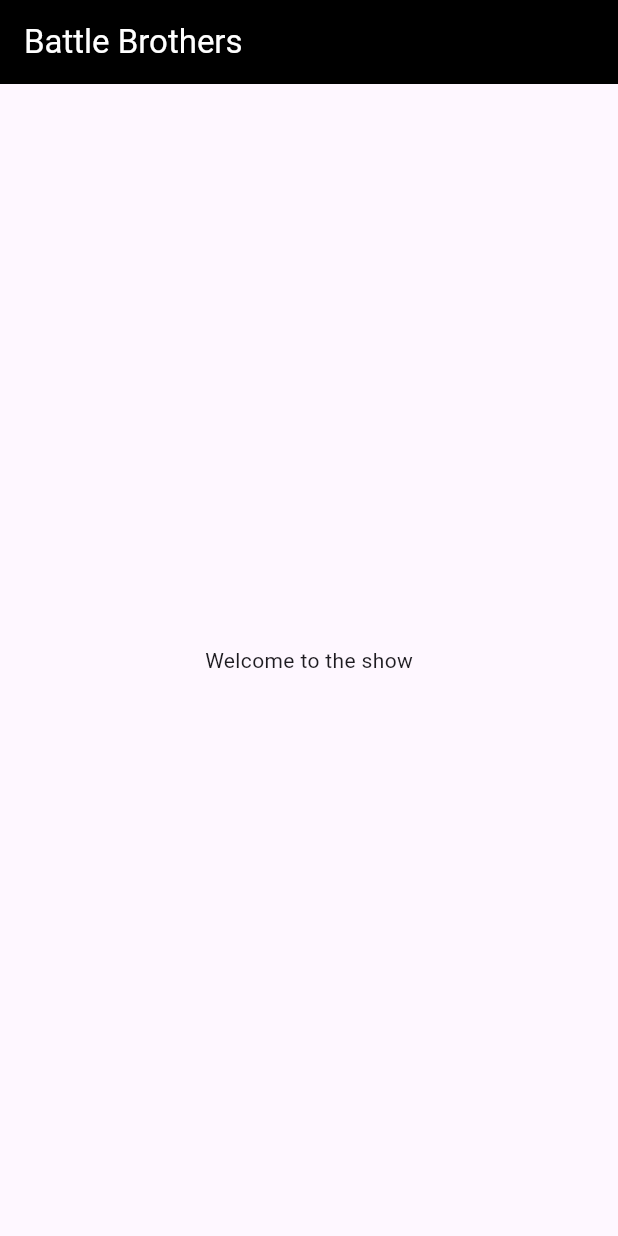
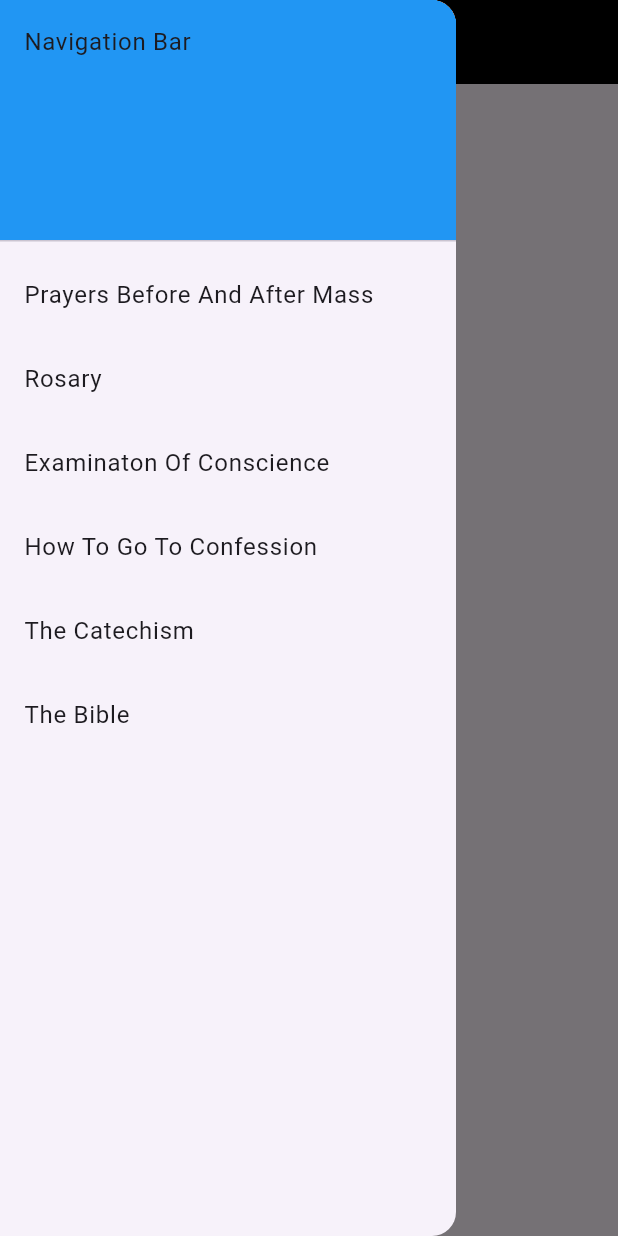
Before and after one commit to matthewweil3/battle-brothers, a Flutter app: the screen it shows after launch, with the side drawer open (before the commit the screen has no drawer), on a phone screen of 412 x 824 dp. Run offline on Flutter 3.47's test engine with Material 3 defaults, Android fonts, the light colour scheme and no system bars.

Commit message:
added nav bar

```diff
--- a/lib/main.dart
+++ b/lib/main.dart
@@ -1,4 +1,5 @@
 import 'package:flutter/material.dart';
+import 'widgets/NavigationBarDrawer.dart';
 
 void main() {
   runApp(const MyApp());
@@ -29,10 +30,13 @@
 
 class _MyHomePageState extends State<MyHomePage> {
 
+
   @override
   Widget build(BuildContext context) {
     return Scaffold(
+      drawer: NavigationBarDrawerWidget(),
       appBar: AppBar(
+        foregroundColor: Colors.white,
         backgroundColor: Colors.black,
         title: Text(
           widget.title,
@@ -41,13 +45,13 @@
               )
           ),
       ),
-      body: const Center(
+      body:const Center(
         child: Column(
           mainAxisAlignment: MainAxisAlignment.center,
           children: <Widget>[
-             Text(
-              'Welcome to the show',
-            ),
+            Text(
+              "test"
+            )
           ],
         ),
       ),
--- /dev/null
+++ b/lib/widgets/NavigationBarDrawer.dart
@@ -0,0 +1,42 @@
+
+import 'package:flutter/material.dart';
+
+class NavigationBarDrawerWidget extends StatelessWidget {
+
+  @override
+  Widget build(BuildContext context) {
+    return Drawer(
+      child: ListView(
+        padding: EdgeInsets.zero,
+        children: const [
+          DrawerHeader(
+          decoration: BoxDecoration(
+            color: Colors.blue,
+          ),
+          child: Text("Navigation Bar"),
+          ),
+          ListTile(
+            title:  Text("Prayers Before And After Mass"),
+          ),
+          ListTile(
+            title: Text("Rosary")
+          ),
+          ListTile(
+            title: Text("Examinaton Of Conscience")
+          ),
+          ListTile(
+            title: Text("How To Go To Confession")
+          ),
+          ListTile(
+            title: Text("The Catechism")
+          ),
+          ListTile(
+            title: Text("The Bible")
+          )
+
+
+        ],
+      ),
+    );
+  }
+}
--- a/pubspec.yaml
+++ b/pubspec.yaml
@@ -52,16 +52,14 @@
 
 # The following section is specific to Flutter packages.
 flutter:
-
   # The following line ensures that the Material Icons font is
   # included with your application, so that you can use the icons in
   # the material Icons class.
   uses-material-design: true
 
   # To add assets to your application, add an assets section, like this:
-  # assets:
-  #   - images/a_dot_burr.jpeg
-  #   - images/a_dot_ham.jpeg
+  assets:
+    - assets/Battle_Brothers.pdf
 
   # An image asset can refer to one or more resolution-specific "variants", see
   # https://flutter.dev/to/resolution-aware-images
```
Also changed, not shown: 1 other file.
